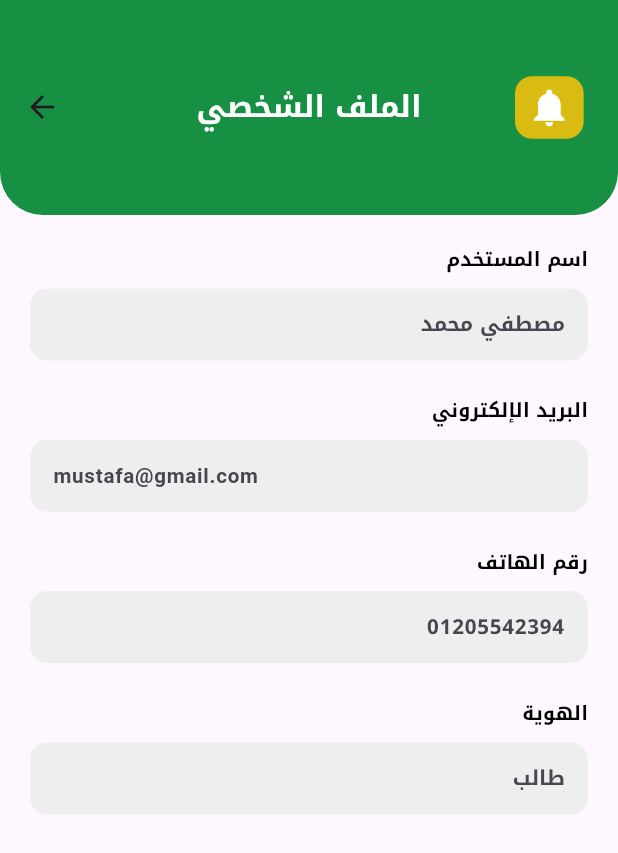
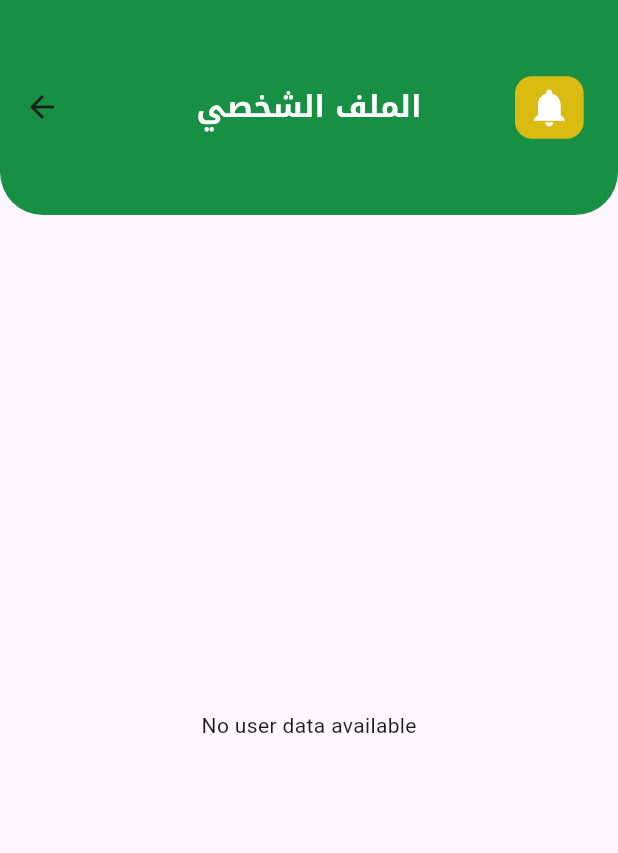
Before and after one commit to mustafasaeed23/parking_app, a Flutter app: the ProfileScreen screen opened directly, on a phone screen of 412 x 824 dp. Shown: the top 853 px of the screen. Run offline on Flutter 3.47's test engine with Material 3 defaults, Android fonts, the phone set to English and light mode, and no system bars; our stand-ins replace bloc, carousel_slider, cloud_firestore, easy_localization, firebase_auth, firebase_core and 5 more; accounts and stored records are empty.

Commit message:
added firebse authentication with logic and bloc

```diff
--- a/lib/core/widgets/custom_text_form_field.dart
+++ b/lib/core/widgets/custom_text_form_field.dart
@@ -102,7 +102,7 @@ class CustomTextFormField extends StatelessWidget {
       child: TextFormField(
         cursorColor: textColor ?? AppColors.blackColor,
         onEditingComplete: onEditingComplete,
-        textAlign: textAlign ?? TextAlign.end,
+        textAlign: textAlign ?? TextAlign.start,
         style: getBoldWhite15Style().copyWith(
           color: AppColors.blackColor,
           fontSize: 12.sp,
--- /dev/null
+++ b/lib/featuers/Auth/bloc/authentication_event.dart
@@ -0,0 +1,36 @@
+abstract class AuthenticationEvent {}
+
+// Sign Up Event
+class SignUpEvent extends AuthenticationEvent {
+  final String userName;
+  final String email;
+  final String role;
+  final String password;
+  final String confirmPassword;
+  SignUpEvent({
+    required this.email,
+    required this.password,
+    required this.confirmPassword,
+    required this.role,
+    required this.userName,
+  });
+}
+
+// Sign In Event
+class SignInEvent extends AuthenticationEvent {
+  final String email;
+  final String password;
+  SignInEvent({
+    required this.email,
+    required this.password,
+  });
+}
+
+// Sign Out Event
+class SignOutEvent extends AuthenticationEvent {}
+
+// Fetch User Event
+class FetchUserEvent extends AuthenticationEvent {
+  final String userId;
+  FetchUserEvent({required this.userId});
+}
--- /dev/null
+++ b/lib/featuers/Auth/bloc/authentication_state.dart
@@ -0,0 +1,25 @@
+import 'package:parking_app/featuers/Auth/models/user_model.dart';
+
+abstract class AuthenticationState {}
+
+class AuthenticationInitial extends AuthenticationState {}
+
+class AuthenticationLoading extends AuthenticationState {}
+
+class Authenticated extends AuthenticationState {
+  final String userId;
+
+  Authenticated({required this.userId});
+}
+
+class UserLoaded extends AuthenticationState {
+  final UserModel user;
+
+  UserLoaded({required this.user});
+}
+
+class AuthenticationError extends AuthenticationState {
+  final String message;
+
+  AuthenticationError({required this.message});
+}
--- /dev/null
+++ b/lib/featuers/Auth/models/user_model.dart
@@ -0,0 +1,39 @@
+class UserModel {
+  final String userName;
+  final String email;
+  final String role;
+  final String password;
+  final String confirmPassword;
+  final String userId;
+
+  UserModel({
+    required this.userName,
+    required this.email,
+    required this.role,
+    required this.password,
+    required this.confirmPassword,
+    required this.userId,
+  });
+
+  factory UserModel.fromJson(Map<String, dynamic> json) {
+    return UserModel(
+      userName: json['userName'],
+      email: json['email'],
+      role: json['role'],
+      password: json['password'],
+      confirmPassword: json['confirmPassword'],
+      userId: json['userId'],
+    );
+  }
+
+  Map<String, dynamic> toJson() {
+    return {
+      'userName': userName,
+      'email': email,
+      'role': role,
+      'password': password,
+      'confirmPassword': confirmPassword,
+      'userId': userId,
+    };
+  }
+}
--- a/lib/featuers/Profile/profile_screen.dart
+++ b/lib/featuers/Profile/profile_screen.dart
@@ -1,11 +1,30 @@
 import 'package:flutter/material.dart';
-import 'package:flutter_screenutil/flutter_screenutil.dart';
+import 'package:flutter_bloc/flutter_bloc.dart';
 import 'package:parking_app/core/theme/Styles.dart';
 import 'package:parking_app/core/widgets/appbar_widget.dart';
 import 'package:parking_app/core/widgets/custom_text_form_field.dart';
+import 'package:parking_app/featuers/Auth/bloc/authentication_bloc.dart';
+import 'package:parking_app/featuers/Auth/bloc/authentication_event.dart';
+import 'package:parking_app/featuers/Auth/bloc/authentication_state.dart';
 
-class ProfileScreen extends StatelessWidget {
+class ProfileScreen extends StatefulWidget {
   const ProfileScreen({super.key});
+
+  @override
+  State<ProfileScreen> createState() => _ProfileScreenState();
+}
+
+class _ProfileScreenState extends State<ProfileScreen> {
+  @override
+  void initState() {
+    super.initState();
+    final authBloc = BlocProvider.of<AuthenticationBloc>(context);
+
+    if (authBloc.state is Authenticated) {
+      final userId = (authBloc.state as Authenticated).userId;
+      authBloc.add(FetchUserEvent(userId: userId));  // Fetch user data
+    }
+  }
 
   @override
   Widget build(BuildContext context) {
@@ -13,79 +32,48 @@ class ProfileScreen extends StatelessWidget {
       appBar: AppBarWidget(title: "الملف الشخصي"),
       body: Padding(
         padding: const EdgeInsets.symmetric(horizontal: 20, vertical: 20),
-        child: SingleChildScrollView(
-          child: Column(
-            crossAxisAlignment: CrossAxisAlignment.end,
-            children: [
-              Text(
-                "اسم المستخدم",
-                style: getMediumGrey13()
-                    .copyWith(color: Colors.black, fontWeight: FontWeight.bold),
-              ),
-              SizedBox(
-                height: 10,
-              ),
-              CustomTextFormField(
-                backgroundColor: Colors.grey[200],
-                borderColor: Colors.grey.shade100,
-                hintText: "مصطفي محمد",
-              ),
-              SizedBox(
-                height: 20.h,
-              ),
-              Text(
-                "البريد الإلكتروني",
-                style: getMediumGrey13()
-                    .copyWith(color: Colors.black, fontWeight: FontWeight.bold),
-              ),
-              SizedBox(
-                height: 10,
-              ),
-              CustomTextFormField(
-                backgroundColor: Colors.grey[200],
-                borderColor: Colors.grey.shade100,
-                hintText: "mustafa@gmail.com",
-                textAlign: TextAlign.left,
-              ),
-              SizedBox(
-                height: 20.h,
-              ),
-              Text(
-                "رقم الهاتف",
-                style: getMediumGrey13()
-                    .copyWith(color: Colors.black, fontWeight: FontWeight.bold),
-              ),
-              SizedBox(
-                height: 10,
-              ),
-              CustomTextFormField(
-                backgroundColor: Colors.grey[200],
-                borderColor: Colors.grey.shade100,
-                hintText: "01205542394",
-              ),
-              SizedBox(
-                height: 20.h,
-              ),
-              Text(
-                "الهوية",
-                style: getMediumGrey13()
-                    .copyWith(color: Colors.black, fontWeight: FontWeight.bold),
-              ),
-              SizedBox(
-                height: 10,
-              ),
-              CustomTextFormField(
-                backgroundColor: Colors.grey[200],
-                borderColor: Colors.grey.shade100,
-                hintText: "طالب",
-              ),
-              SizedBox(
-                height: 20.h,
-              ),
-            ],
-          ),
+        child: BlocBuilder<AuthenticationBloc, AuthenticationState>(
+          builder: (context, state) {
+            if (state is AuthenticationLoading) {
+              return Center(child: CircularProgressIndicator());
+            } else if (state is UserLoaded && state.user != null) {
+              return SingleChildScrollView(
+                child: Column(
+                  crossAxisAlignment: CrossAxisAlignment.end,
+                  children: [
+                    buildProfileField("اسم المستخدم", state.user.userName),
+                    buildProfileField("البريد الإلكتروني", state.user.email),
+                    buildProfileField("الهوية", state.user.role ?? "غير متوفر"),
+                  ],
+                ),
+              );
+            } else if (state is AuthenticationError) {
+              return Center(child: Text("Error: ${state.message}"));
+            }
+            return Center(child: Text("No user data available"));
+          },
         ),
       ),
     );
   }
+
+  Widget buildProfileField(String label, String value) {
+    return Column(
+      crossAxisAlignment: CrossAxisAlignment.end,
+      children: [
+        Text(
+          label,
+          style: getMediumGrey13()
+              .copyWith(color: Colors.black, fontWeight: FontWeight.bold),
+        ),
+        SizedBox(height: 10),
+        CustomTextFormField(
+          backgroundColor: Colors.grey[200],
+          borderColor: Colors.grey.shade100,
+          hintText: value,
+        ),
+        SizedBox(height: 20),
+      ],
+    );
+  }
 }
--- a/pubspec.yaml
+++ b/pubspec.yaml
@@ -59,6 +59,9 @@ dependencies:
   firebase_auth: ^5.5.1
   firebase_messaging: ^15.2.4
   firebase_data_connect: ^0.1.3+2
+  google_maps_flutter: ^2.10.1
+  location: ^8.0.0
+  flutter_polyline_points: ^2.1.0
 dev_dependencies:
   flutter_test:
     sdk: flutter
```
Also changed, not shown: lib/featuers/Auth/bloc/authentication_bloc.dart (added, +110 -0 lines), lib/featuers/Auth/login_screen.dart (+52 -9 lines), lib/featuers/Auth/register_screen.dart (+161 -145 lines), lib/parking_app.dart (+10 -1 lines), pubspec.lock, 6 other files.
